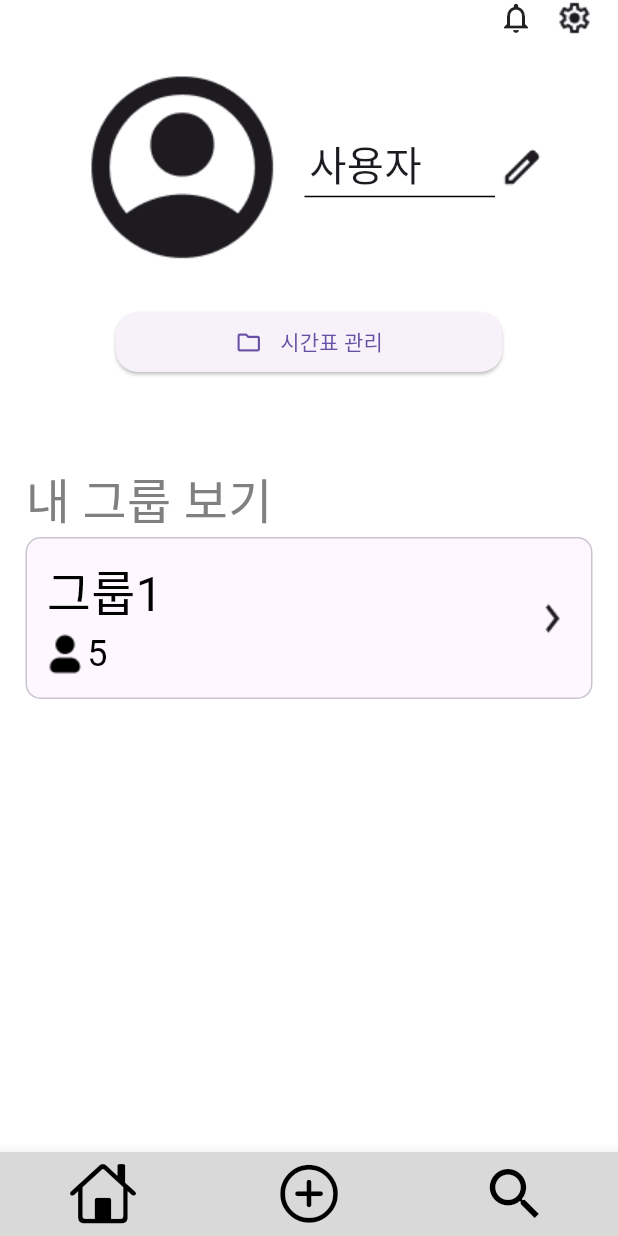
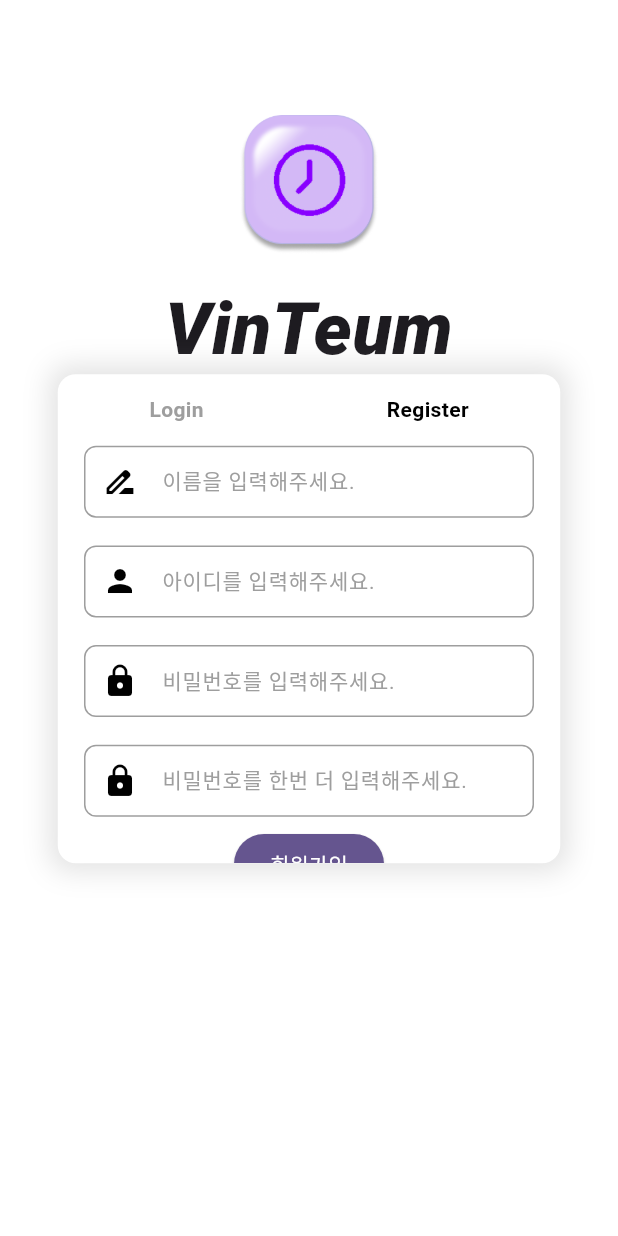
Before and after one commit to AIIA-GCU/VinTeum-FE, a Flutter app: the screen it shows after launch, on a phone screen of 412 x 824 dp. Run offline on Flutter 3.47's test engine with Material 3 defaults, Android fonts, the phone set to English and light mode, and no system bars; our stand-ins replace image_picker.

Commit message:
[feat] 로그인 페이지 제작
- 로그인페이지 제작

```diff
--- /dev/null
+++ b/lib/Page/Login_Register_Screen.dart
@@ -0,0 +1,463 @@
+import 'package:flutter/material.dart';
+import 'package:flutter/services.dart';
+import 'package:vinteum/main.dart';
+import 'package:vinteum/Common/color.dart';
+import 'package:vinteum/widget/root_tab.dart';
+
+class LoginSignupScreen extends StatefulWidget {
+  const LoginSignupScreen({super.key});
+
+  @override
+  State<LoginSignupScreen> createState() => _LoginSignupScreenState();
+}
+
+class _LoginSignupScreenState extends State<LoginSignupScreen> {
+  bool isSignupScreen = true;
+  final _formKey = GlobalKey<FormState>();
+  String userID = '';
+  String userName = '';
+  String userPassword = '';
+  String userPassword1 = '';
+  final TextEditingController passwordController = TextEditingController();
+  final TextEditingController passwordVerifyingController =
+  TextEditingController();
+
+  @override
+  Widget build(BuildContext context) {
+    return Scaffold(
+      backgroundColor: Colors.white,
+      body: GestureDetector(
+        onTap: () {
+          FocusScope.of(context).unfocus();
+        },
+        child: Stack(
+          alignment: Alignment.center,
+          children: [
+            Positioned(
+                top: ratio.height * 83,
+                child: SizedBox(
+                    width: ratio.width * 110,
+                    height: ratio.height * 100,
+                    child: Image.asset('assets/logo/logo.png'))),
+            Positioned(
+                top: ratio.height * 200,
+                child: Text('VinTeum', style: TextStyle(fontSize: 48, fontFamily: 'Roboto',fontStyle: FontStyle.italic, fontWeight: FontWeight.w900),)),
+            AnimatedPositioned(
+              duration: Duration(milliseconds: 500),
+              curve: Curves.easeIn,
+              top: ratio.height * 270,
+              child: AnimatedContainer(
+                duration: Duration(milliseconds: 500),
+                curve: Curves.easeIn,
+                height: isSignupScreen ? ratio.height * 353 : 250,
+                width: ratio.width * 335,
+                decoration: BoxDecoration(
+                  color: Colors.white,
+                  borderRadius: BorderRadius.circular(12),
+                  boxShadow: [
+                    BoxShadow(
+                        color: Colors.grey.withOpacity(0.3),
+                        blurRadius: 15,
+                        spreadRadius: 5)
+                  ],
+                ),
+                child: SingleChildScrollView(
+                  scrollDirection: Axis.vertical,
+                  child: Column(
+                    children: [
+                      SizedBox(
+                        height: ratio.height * 15,
+                      ),
+                      Row(
+                        mainAxisAlignment: MainAxisAlignment.spaceAround,
+                        children: [
+                          GestureDetector(
+                            onTap: () {
+                              setState(() {
+                                isSignupScreen = false;
+                              });
+                            },
+                            child: Column(
+                              children: [
+                                Text(
+                                  'Login',
+                                  style: TextStyle(
+                                      fontWeight: FontWeight.bold,
+                                      fontSize: 14,
+                                      color: !isSignupScreen
+                                          ? Colors.black
+                                          : Colors.grey),
+                                ),
+                              ],
+                            ),
+                          ),
+                          GestureDetector(
+                            onTap: () {
+                              setState(() {
+                                isSignupScreen = true;
+                              });
+                            },
+                            child: Column(
+                              children: [
+                                Text(
+                                  'Register',
+                                  style: TextStyle(
+                                      fontWeight: FontWeight.bold,
+                                      fontSize: 14,
+                                      color: isSignupScreen
+                                          ? Colors.black
+                                          : Colors.grey),
+                                ),
+                              ],
+                            ),
+                          )
+                        ],
+                      ),
+                      if (isSignupScreen)
+                        Container(
+                          child: Form(
+                            key: _formKey,
+                            child: Column(
+                              children: [
+                                SizedBox(
+                                  height: ratio.height * 15,
+                                ),
+                                SizedBox(
+                                  width: ratio.width * 300,
+                                  child: TextFormField(
+                                    keyboardType: TextInputType.name,
+                                    key: ValueKey(1),
+                                    validator: (value) {
+                                      if (value!.isEmpty) {
+                                        return '형식에 맞지 않습니다.';
+                                      }
+                                      return null;
+                                    },
+                                    onSaved: (value) {
+                                      userName = value!;
+                                    },
+                                    onChanged: (value) {
+                                      userName = value;
+                                    },
+                                    decoration: InputDecoration(
+                                      prefixIcon: Icon(
+                                        Icons.drive_file_rename_outline,
+                                        color: Colors.black,
+                                        size: 24,
+                                      ),
+                                      enabledBorder: OutlineInputBorder(
+                                        borderSide: BorderSide(
+                                            color: Colors.grey),
+                                        borderRadius: BorderRadius.all(
+                                          Radius.circular(8),
+                                        ),
+                                      ),
+                                      focusedBorder: OutlineInputBorder(
+                                        borderSide: BorderSide(
+                                            color: Colors.grey),
+                                        borderRadius: BorderRadius.all(
+                                          Radius.circular(8),
+                                        ),
+                                      ),
+                                      hintText: '이름을 입력해주세요.',
+                                      hintStyle: TextStyle(
+                                          fontSize: 14,
+                                          color: Colors.grey),
+                                      contentPadding: EdgeInsets.all(10),
+                                    ),
+                                  ),
+                                ),
+                                SizedBox(
+                                  height: ratio.height * 20,
+                                ),
+                                SizedBox(
+                                  width: ratio.width * 300,
+                                  child: TextFormField(
+                                    key: ValueKey(2),
+                                    validator: (value) {
+                                      if (value!.isEmpty || value.length < 9) {
+                                        return '형식에 맞지 않습니다.';
+                                      }
+                                      return null;
+                                    },
+                                    onSaved: (value) {
+                                      userID = value!;
+                                    },
+                                    onChanged: (value) {
+                                      userID = value;
+                                    },
+                                    decoration: InputDecoration(
+                                      prefixIcon: Icon(
+                                        Icons.person,
+                                        color: Colors.black,
+                                        size: 24,
+                                      ),
+                                      enabledBorder: OutlineInputBorder(
+                                        borderSide: BorderSide(
+                                            color: Colors.grey),
+                                        borderRadius: BorderRadius.all(
+                                          Radius.circular(8),
+                                        ),
+                                      ),
+                                      focusedBorder: OutlineInputBorder(
+                                        borderSide: BorderSide(
+                                            color: Colors.grey),
+                                        borderRadius: BorderRadius.all(
+                                          Radius.circular(8),
+                                        ),
+                                      ),
+                                      hintText: '아이디를 입력해주세요.',
+                                      hintStyle: TextStyle(
+                                          fontSize: 14,
+                                          color: Colors.grey),
+                                      contentPadding: EdgeInsets.all(10),
+                                    ),
+                                  ),
+                                ),
+                                SizedBox(
+                                  height: ratio.height * 20,
+                                ),
+                                SizedBox(
+                                  width: ratio.width * 300,
+                                  child: TextFormField(
+                                    obscureText: true,
+                                    controller: passwordController,
+                                    key: ValueKey(3),
+                                    validator: (value) {
+                                      if (value!.isEmpty || value.length < 6) {
+                                        return '6글자 이상 입력해주세요';
+                                      }
+                                      return null;
+                                    },
+                                    onSaved: (value) {
+                                      userPassword = value!;
+                                    },
+                                    onChanged: (value) {
+                                      userPassword = value;
+                                    },
+                                    decoration: InputDecoration(
+                                      prefixIcon: Icon(
+                                        Icons.lock,
+                                        color: Colors.black,
+                                        size: 24,
+                                      ),
+                                      enabledBorder: OutlineInputBorder(
+                                        borderSide: BorderSide(
+                                            color: Colors.grey),
+                                        borderRadius: BorderRadius.all(
+                                          Radius.circular(8),
+                                        ),
+                                      ),
+                                      focusedBorder: OutlineInputBorder(
+                                        borderSide: BorderSide(
+                                            color: Colors.grey),
+                                        borderRadius: BorderRadius.all(
+                                          Radius.circular(8),
+                                        ),
+                                      ),
+                                      hintText: '비밀번호를 입력해주세요.',
+                                      hintStyle: TextStyle(
+                                          fontSize: 14,
+                                          color: Colors.grey),
+                                      contentPadding: EdgeInsets.all(10),
+                                    ),
+                                  ),
+                                ),
+                                SizedBox(
+                                  height: ratio.height * 20,
+                                ),
+                                SizedBox(
+                                  width: ratio.width * 300,
+                                  child: TextFormField(
+                                    obscureText: true,
+                                    controller: passwordVerifyingController,
+                                    key: ValueKey(4),
+                                    validator: (value) {
+                                      if (passwordController.text !=
+                                          passwordVerifyingController.text) {
+                                        return '비밀번호가 다릅니다.';
+                                      }
+                                      return null;
+                                    },
+                                    onSaved: (value) {
+                                      userPassword1 = value!;
+                                    },
+                                    onChanged: (value) {
+                                      userPassword1 = value;
+                                    },
+                                    decoration: InputDecoration(
+                                      prefixIcon: Icon(
+                                        Icons.lock,
+                                        color: Colors.black,
+                                        size: 24,
+                                      ),
+                                      enabledBorder: OutlineInputBorder(
+                                        borderSide: BorderSide(
+                                            color: Colors.grey),
+                                        borderRadius: BorderRadius.all(
+                                          Radius.circular(8),
+                                        ),
+                                      ),
+                                      focusedBorder: OutlineInputBorder(
+                                        borderSide: BorderSide(
+                                            color: Colors.grey),
+                                        borderRadius: BorderRadius.all(
+                                          Radius.circular(8),
+                                        ),
+                                      ),
+                                      hintText: '비밀번호를 한번 더 입력해주세요.',
+                                      hintStyle: TextStyle(
+                                          fontSize: 14,
+                                          color: Colors.grey),
+                                      contentPadding: EdgeInsets.all(10),
+                                    ),
+                                  ),
+                                ),
+                                SizedBox(
+                                  height: ratio.height * 8,
+                                ),
+                                ElevatedButton(
+                                  style: ElevatedButton.styleFrom(
+                                      shape: RoundedRectangleBorder(
+                                          borderRadius: BorderRadius.circular(20)),
+                                      backgroundColor: VinTeumColors.primaryColor
+                                  ),
+                                  onPressed: () {
+                                    Navigator.push(context, MaterialPageRoute(builder: (context) => RootTab()));
+                                  },
+                                  child: Text("회원가입", style: TextStyle(color: Colors.white)),
+                                ),
+                              ],
+                            ),
+                          ),
+                        ),
+                      if (!isSignupScreen)
+                        Container(
+                          child: Form(
+                            key: _formKey,
+                            child: Column(
+                              children: [
+                                SizedBox(
+                                  height: ratio.height * 15,
+                                ),
+                                SizedBox(
+                                  width: ratio.width * 300,
+                                  child: TextFormField(
+                                    key: ValueKey(5),
+                                    validator: (value) {
+                                      if (value!.isEmpty) {
+                                        return '형식에 맞지 않습니다.';
+                                      }
+                                      return null;
+                                    },
+                                    onSaved: (value) {
+                                      userID = value!;
+                                    },
+                                    onChanged: (value) {
+                                      userID = value;
+                                    },
+                                    decoration: InputDecoration(
+                                      prefixIcon: Icon(
+                                        Icons.email,
+                                        color: Colors.black,
+                                        size: 24,
+                                      ),
+                                      enabledBorder: OutlineInputBorder(
+                                        borderSide: BorderSide(
+                                            color: Colors.grey),
+                                        borderRadius: BorderRadius.all(
+                                          Radius.circular(8),
+                                        ),
+                                      ),
+                                      focusedBorder: OutlineInputBorder(
+                                        borderSide: BorderSide(
+                                            color: Colors.grey),
+                                        borderRadius: BorderRadius.all(
+                                          Radius.circular(8),
+                                        ),
+                                      ),
+                                      hintText: '아이디를 입력해주세요.',
+                                      hintStyle: TextStyle(
+                                          fontSize: 14,
+                                          color: Colors.grey),
+                                      contentPadding: EdgeInsets.all(10),
+                                    ),
+                                  ),
+                                ),
+                                SizedBox(
+                                  height: ratio.height * 20,
+                                ),
+                                SizedBox(
+                                  width: ratio.width * 300,
+                                  child: TextFormField(
+                                    obscureText: true,
+                                    key: ValueKey(6),
+                                    onSaved: (value) {
+                                      userPassword = value!;
+                                    },
+                                    onChanged: (value) {
+                                      userPassword = value;
+                                    },
+                                    validator: (value) {
+                                      if (value!.isEmpty || value.length < 6) {
+                                        return '형식에 맞지 않습니다.';
+                                      }
+                                      return null;
+                                    },
+                                    decoration: InputDecoration(
+                                      prefixIcon: Icon(
+                                        Icons.lock,
+                                        color: Colors.black,
+                                        size: 24,
+                                      ),
+                                      enabledBorder: OutlineInputBorder(
+                                        borderSide: BorderSide(
+                                            color: Colors.grey),
+                                        borderRadius: BorderRadius.all(
+                                          Radius.circular(8),
+                                        ),
+                                      ),
+                                      focusedBorder: OutlineInputBorder(
+                                        borderSide: BorderSide(
+                                            color: Colors.grey),
+                                        borderRadius: BorderRadius.all(
+                                          Radius.circular(8),
+                                        ),
+                                      ),
+                                      hintText: '비밀번호를 입력해주세요',
+                                      hintStyle: TextStyle(
+                                          fontSize: 14,
+                                          color: Colors.grey),
+                                      contentPadding: EdgeInsets.all(10),
+                                    ),
+                                  ),
+                                ),
+                                SizedBox(
+                                  height: ratio.height * 16,
+                                ),
+                                ElevatedButton(
+                                  style: ElevatedButton.styleFrom(
+                                      shape: RoundedRectangleBorder(
+                                          borderRadius: BorderRadius.circular(20)),
+                                      backgroundColor: VinTeumColors.primaryColor
+                                  ),
+                                  onPressed: () {
+                                    Navigator.push(context, MaterialPageRoute(builder: (context) => RootTab()));
+                                  },
+                                  child: Text("로그인", style: TextStyle(color: Colors.white)),
+                                ),
+                              ],
+                            ),
+                          ),
+                        )
+                    ],
+                  ),
+                ),
+              ),
+            ),
+          ],
+        ),
+      ),
+    );
+  }
+}
--- a/lib/Page/splash_Screen.dart
+++ b/lib/Page/splash_Screen.dart
@@ -1,6 +1,6 @@
 import 'dart:async';
 import 'package:flutter/material.dart';
-import 'package:vinteum/widget/root_tab.dart';
+import 'package:vinteum/Page/Login_Register_Screen.dart';
 
 class SplashScreen extends StatefulWidget {
   const SplashScreen({super.key});
@@ -16,7 +16,7 @@ class _SplashScreenState extends State<SplashScreen> {
     Timer(Duration(milliseconds: 1500), () {
       Navigator.pushReplacement(
         context,
-        MaterialPageRoute(builder: (context) => RootTab()),
+        MaterialPageRoute(builder: (context) => LoginSignupScreen()),
       );
     });
   }
```
